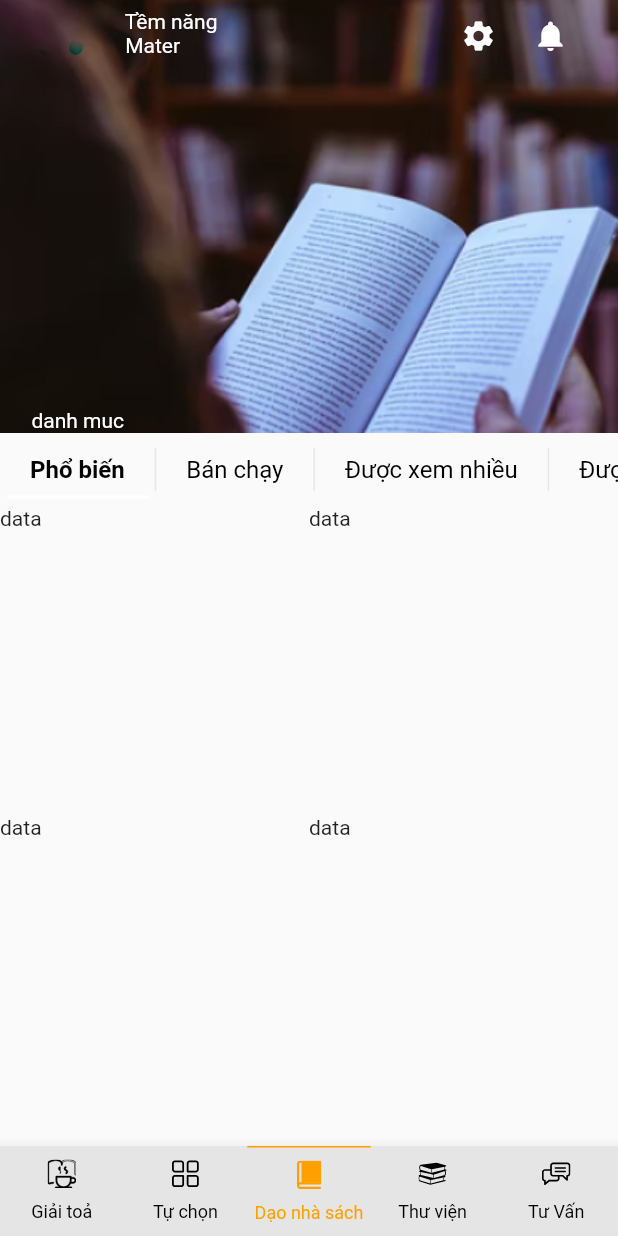
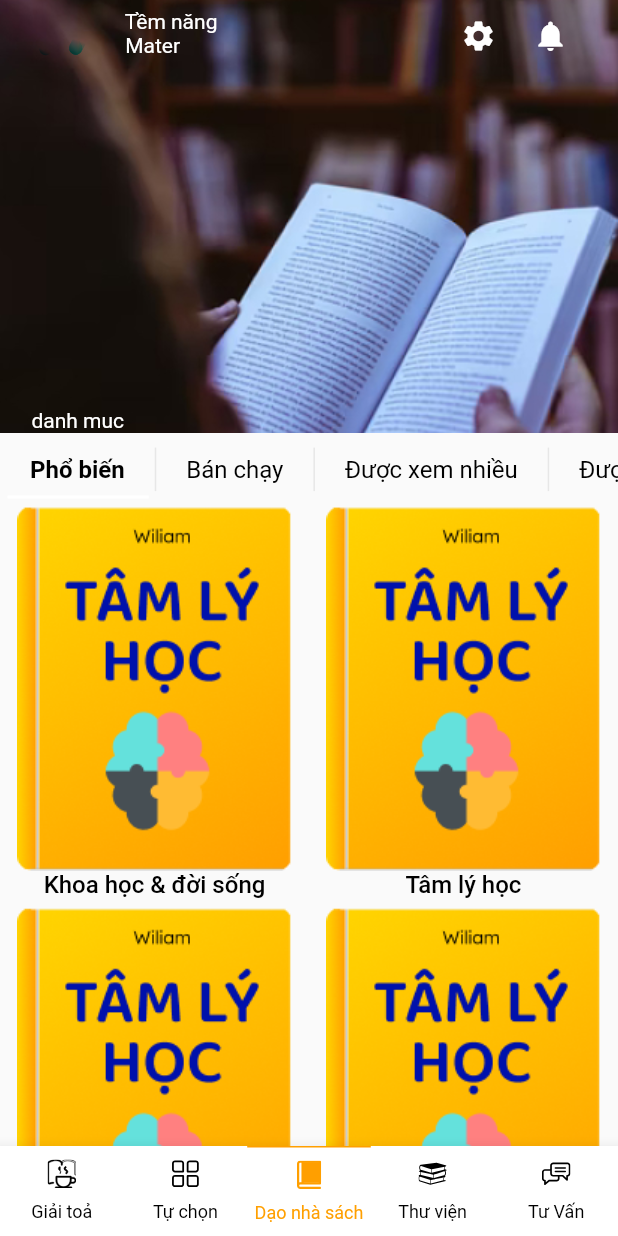
Before and after one commit to ntvsp/book_test, a Flutter app: the screen it shows after launch, on a phone screen of 412 x 824 dp. Run offline on Flutter 3.47's test engine with Material 2 defaults, Android fonts, the phone set to English and light mode, and no system bars; our stand-ins replace flutter_svg; project files that could hold a hidden picture were left out.

Commit message:
-aadd girdview body

```diff
--- a/lib/screens/home/components/bottom_appbar.dart
+++ b/lib/screens/home/components/bottom_appbar.dart
@@ -15,7 +15,7 @@ class CustomBottomAppBar extends StatefulWidget {
     required this.items,
     this.height = 60.0,
     this.iconSize = 24.0,
-    this.backgroundColor = const Color(0xffE5E5E5),
+    this.backgroundColor = Colors.white,
     this.color = Colors.black,
     this.selectedColor = const Color(0xffFF9F00),
     this.notchedShape,
--- a/lib/screens/home/home_screen.dart
+++ b/lib/screens/home/home_screen.dart
@@ -1,6 +1,7 @@
 import 'package:flutter/material.dart';
 import 'package:flutter_svg/flutter_svg.dart';
 
+import '../models/book.dart';
 import 'components/bottom_appbar.dart';
 import 'components/tabbar.dart';
 
@@ -118,12 +119,27 @@ class _HomeScreenState extends State<HomeScreen> {
           // body
           Expanded(
             child: GridView.builder(
+              scrollDirection: Axis.vertical,
               gridDelegate: const SliverGridDelegateWithFixedCrossAxisCount(
                 crossAxisCount: 2,
+                childAspectRatio: 0.8,
+                mainAxisSpacing: 10,
               ),
-              itemCount: 4,
+              itemCount: listBook.length,
               itemBuilder: (BuildContext context, int index) {
-                return const Text("data");
+                return Column(
+                  mainAxisAlignment: MainAxisAlignment.spaceBetween,
+                  children: [
+                    Image.asset(listBook[index].pathImage),
+                    Text(
+                      listBook[index].title,
+                      style: const TextStyle(
+                          color: Colors.black,
+                          fontWeight: FontWeight.w500,
+                          fontSize: 16),
+                    ),
+                  ],
+                );
               },
             ),
           ),
--- /dev/null
+++ b/lib/screens/models/book.dart
@@ -0,0 +1,14 @@
+class Book {
+  String pathImage, title;
+
+  Book({required this.pathImage, required this.title});
+}
+
+List<Book> listBook = [
+  Book(pathImage: "assets/images/book3.png", title: "Khoa học & đời sống"),
+  Book(pathImage: "assets/images/book3.png", title: "Tâm lý học"),
+  Book(pathImage: "assets/images/book3.png", title: "Tâm lý học"),
+  Book(pathImage: "assets/images/book3.png", title: "Khoa học & đời sống"),
+  Book(pathImage: "assets/images/book3.png", title: "Khoa học & đời sống"),
+  Book(pathImage: "assets/images/book3.png", title: "Vật lý"),
+];
--- a/pubspec.yaml
+++ b/pubspec.yaml
@@ -35,8 +35,7 @@ dependencies:
   # Use with the CupertinoIcons class for iOS style icons.
   cupertino_icons: ^1.0.2
   flutter_svg: ^1.0.1
-  flutter_staggered_grid_view: ^0.6.1
-  titled_navigation_bar: ^5.0.0-nullsafety.0
+
 
 dev_dependencies:
   flutter_test:
```
Also changed, not shown: assets/images/book2.svg (added), assets/images/book3.png (added), pubspec.lock.
